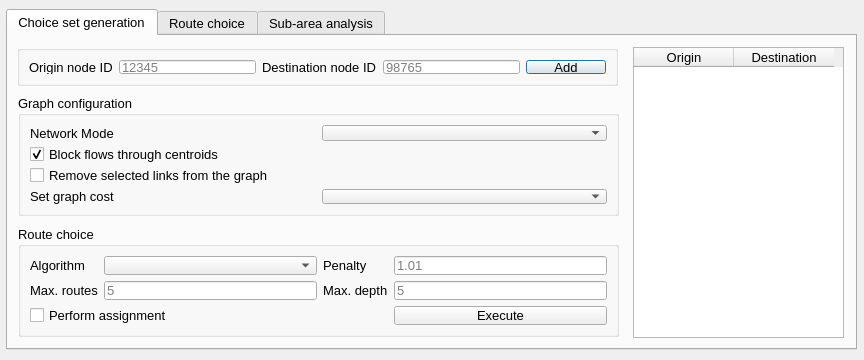
Qt form qaequilibrae/modules/paths_procedures/forms/ui_route_choice_v2.ui (AequilibraE/QAequilibraE) before a commit.
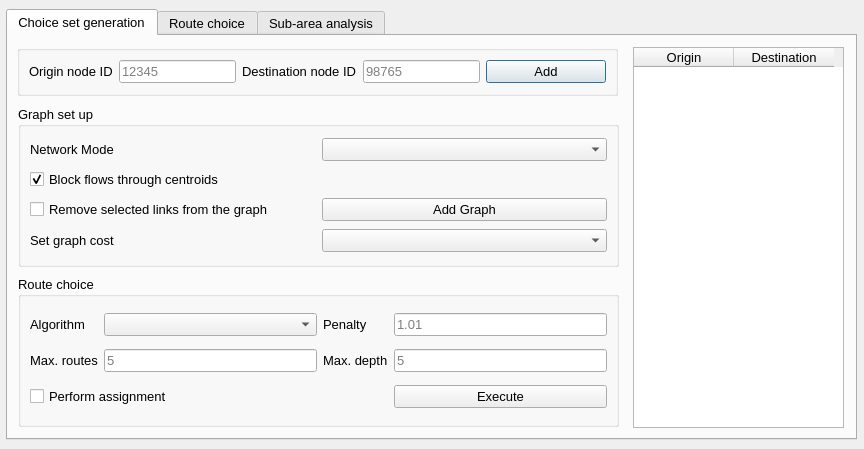
The same form after that commit.

```diff
--- a/qaequilibrae/modules/paths_procedures/forms/ui_route_choice_v2.ui
+++ b/qaequilibrae/modules/paths_procedures/forms/ui_route_choice_v2.ui
@@ -7,7 +7,7 @@
     <x>0</x>
     <y>0</y>
     <width>864</width>
-    <height>360</height>
+    <height>449</height>
    </rect>
   </property>
   <property name="windowTitle">
@@ -19,7 +19,7 @@
      <x>6</x>
      <y>9</y>
      <width>851</width>
-     <height>341</height>
+     <height>431</height>
     </rect>
    </property>
    <property name="font">
@@ -40,7 +40,7 @@
        <x>9</x>
        <y>9</y>
        <width>601</width>
-       <height>41</height>
+       <height>51</height>
       </rect>
      </property>
      <layout class="QGridLayout" name="gridLayout_1">
@@ -73,7 +73,13 @@
        </widget>
       </item>
       <item row="0" column="4">
-       <widget class="QPushButton" name="pushButton">
+       <widget class="QPushButton" name="but_add_node">
+        <property name="minimumSize">
+         <size>
+          <width>120</width>
+          <height>0</height>
+         </size>
+        </property>
         <property name="text">
          <string>Add</string>
         </property>
@@ -87,7 +93,7 @@
        <x>625</x>
        <y>11</y>
        <width>211</width>
-       <height>291</height>
+       <height>381</height>
       </rect>
      </property>
      <column>
@@ -105,13 +111,13 @@
      <property name="geometry">
       <rect>
        <x>10</x>
-       <y>59</y>
+       <y>70</y>
        <width>601</width>
-       <height>121</height>
+       <height>161</height>
       </rect>
      </property>
      <property name="title">
-      <string>Graph configuration</string>
+      <string>Graph set up</string>
      </property>
      <layout class="QGridLayout" name="gridLayout_3">
       <item row="1" column="0">
@@ -141,8 +147,12 @@
         </property>
        </widget>
       </item>
-      <item row="3" column="1">
-       <widget class="QComboBox" name="comboBox_2"/>
+      <item row="2" column="1">
+       <widget class="QPushButton" name="but_add_graph">
+        <property name="text">
+         <string>Add Graph</string>
+        </property>
+       </widget>
       </item>
       <item row="3" column="0">
        <widget class="QLabel" name="label_4">
@@ -151,15 +161,18 @@
         </property>
        </widget>
       </item>
+      <item row="3" column="1">
+       <widget class="QComboBox" name="cob_graph_cost"/>
+      </item>
      </layout>
     </widget>
     <widget class="QGroupBox" name="gridGroupBox_3">
      <property name="geometry">
       <rect>
        <x>10</x>
-       <y>190</y>
+       <y>240</y>
        <width>601</width>
-       <height>111</height>
+       <height>151</height>
       </rect>
      </property>
      <property name="title">
```
Left out of the diff: 26 changed lines with no effect on the pictures.
